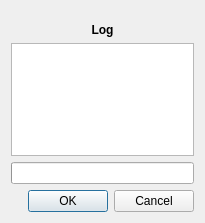
First picture: the form in mediacopier-cli/src/gui/dialog.ui, repository patrickziegler/mediacopier, before the edit.
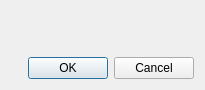
Second picture: the form after the edit. Custom widgets are drawn as their Qt base class.

Diff of the .ui file:
```diff
--- a/mediacopier-cli/src/gui/dialog.ui
+++ b/mediacopier-cli/src/gui/dialog.ui
@@ -8,28 +8,13 @@
     <x>0</x>
     <y>0</y>
     <width>205</width>
-    <height>223</height>
+    <height>90</height>
    </rect>
   </property>
   <layout class="QVBoxLayout" name="verticalLayout">
    <item>
-    <widget class="MediaCopierParam" name="param"/>
+    <widget class="MediaCopierParamWidget" name="param" native="true"/>
    </item>
-   <item>
-    <widget class="QWidget" name="logWidget" native="true">
-     <layout class="QVBoxLayout">
-      <property name="leftMargin">
-       <number>0</number>
-      </property>
-      <property name="topMargin">
-       <number>0</number>
-      </property>
-      <property name="rightMargin">
-       <number>0</number>
-      </property>
-      <property name="bottomMargin">
-       <number>0</number>
-      </property>
       <item>
        <spacer name="verticalSpacer">
         <property name="orientation">
@@ -47,43 +32,7 @@
        </spacer>
       </item>
       <item>
-       <widget class="QLabel" name="label">
-        <property name="font">
-         <font>
-          <weight>75</weight>
-          <bold>true</bold>
-         </font>
-        </property>
-        <property name="text">
-         <string>Log</string>
-        </property>
-        <property name="alignment">
-         <set>Qt::AlignCenter</set>
-        </property>
-       </widget>
-      </item>
-      <item>
-       <widget class="QPlainTextEdit" name="logText">
-        <property name="sizePolicy">
-         <sizepolicy hsizetype="Expanding" vsizetype="Expanding">
-          <horstretch>0</horstretch>
-          <verstretch>0</verstretch>
-         </sizepolicy>
-        </property>
-        <property name="readOnly">
-         <bool>true</bool>
-        </property>
-       </widget>
-      </item>
-      <item>
-       <widget class="QProgressBar" name="logProgressBar">
-        <property name="textVisible">
-         <bool>false</bool>
-        </property>
-       </widget>
-      </item>
-     </layout>
-    </widget>
+    <widget class="MediaCopierLogWidget" name="log" native="true"/>
    </item>
    <item>
     <widget class="QDialogButtonBox" name="dialogButtonBox">
@@ -96,9 +45,15 @@
  </widget>
  <customwidgets>
   <customwidget>
-   <class>MediaCopierParam</class>
-   <extends>QFrame</extends>
-   <header>gui/param.hpp</header>
+   <class>MediaCopierParamWidget</class>
+   <extends>QWidget</extends>
+   <header>gui/widgets/param.hpp</header>
+   <container>1</container>
+  </customwidget>
+  <customwidget>
+   <class>MediaCopierLogWidget</class>
+   <extends>QWidget</extends>
+   <header>gui/widgets/log.hpp</header>
    <container>1</container>
   </customwidget>
  </customwidgets>
```
Lines whose indentation alone changed are shown as unchanged.
